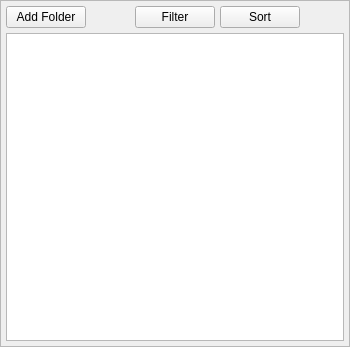
Old version of the form src/gui/librarywidget.ui in the repository tom-23/Horizon.
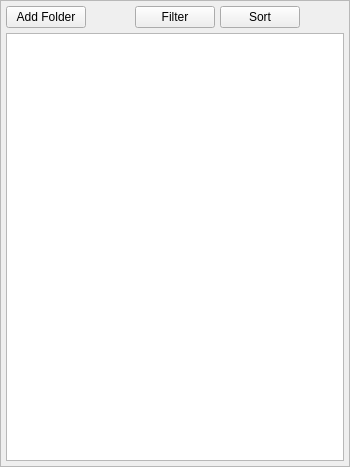
New version of the form.

```diff
--- a/src/gui/librarywidget.ui
+++ b/src/gui/librarywidget.ui
@@ -7,7 +7,7 @@
     <x>0</x>
     <y>0</y>
     <width>350</width>
-    <height>347</height>
+    <height>467</height>
    </rect>
   </property>
   <property name="minimumSize">
```
